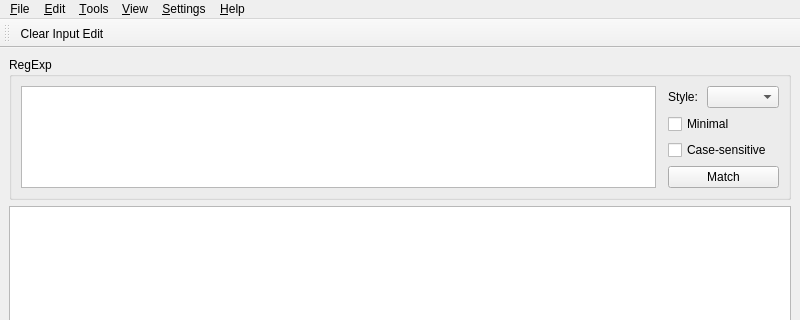
Above: src/ui/mainwindow.ui from momesana/qregexp-editor before the change; both pictures show x 0 to 800 and y 0 to 320 of the 800 by 600 pixel window. Below: the same form after it.
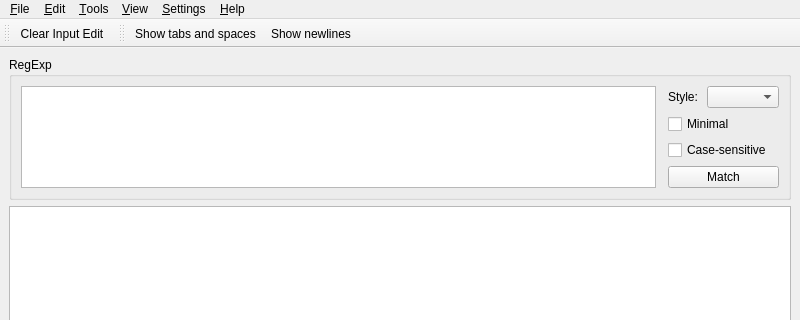
That is the form after the change. Custom widgets are drawn as their Qt base class.

Commit message:
Adds an regexpEdit toolbar
Adds (in the regexp editor area) the ability to:
    Show/Hide tabs and spaces indicators;
    Show/Hide line separators indicators.

The icons show my lack of artistic capabilities.

```diff
--- a/src/ui/mainwindow.ui
+++ b/src/ui/mainwindow.ui
@@ -243,6 +243,25 @@
    </attribute>
    <addaction name="clearInputEditAct"/>
   </widget>
+  <widget class="QToolBar" name="regexpEditToolbar">
+   <property name="windowTitle">
+    <string>Regexp Edit</string>
+   </property>
+   <property name="toolButtonStyle">
+    <enum>Qt::ToolButtonFollowStyle</enum>
+   </property>
+   <property name="floatable">
+    <bool>false</bool>
+   </property>
+   <attribute name="toolBarArea">
+    <enum>TopToolBarArea</enum>
+   </attribute>
+   <attribute name="toolBarBreak">
+    <bool>false</bool>
+   </attribute>
+   <addaction name="showTabsAndSpacesAct"/>
+   <addaction name="showNewlinesAct"/>
+  </widget>
   <action name="openAct">
    <property name="text">
     <string>&amp;Open</string>
@@ -301,6 +320,28 @@
     <enum>QAction::PreferencesRole</enum>
    </property>
   </action>
+  <action name="showTabsAndSpacesAct">
+   <property name="checkable">
+    <bool>true</bool>
+   </property>
+   <property name="text">
+    <string>Show tabs and spaces</string>
+   </property>
+   <property name="toolTip">
+    <string>Visualize spaces with little dots, and tabs with little arrows</string>
+   </property>
+  </action>
+  <action name="showNewlinesAct">
+   <property name="checkable">
+    <bool>true</bool>
+   </property>
+   <property name="text">
+    <string>Show newlines</string>
+   </property>
+   <property name="toolTip">
+    <string>Visualize line separator with appropriate symbol character</string>
+   </property>
+  </action>
  </widget>
  <customwidgets>
   <customwidget>
```
The commit also changes 10 other files.
